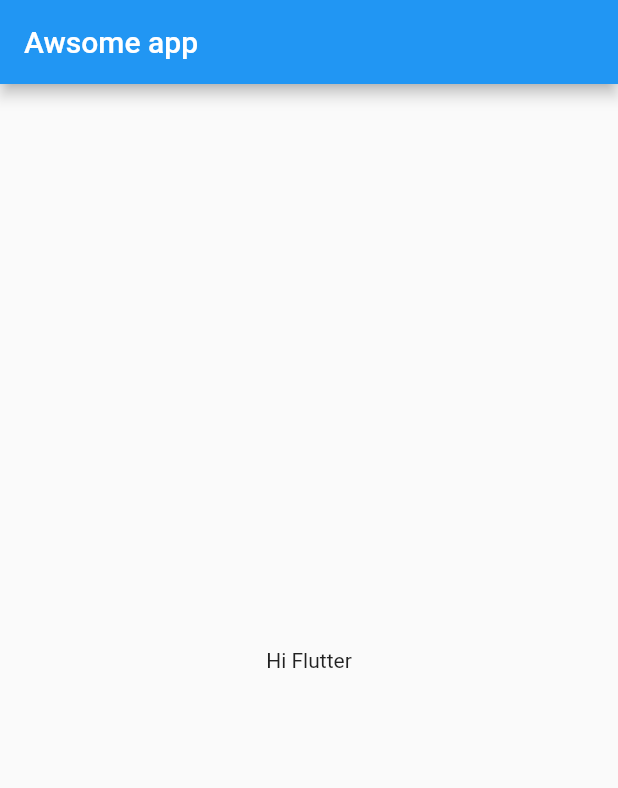
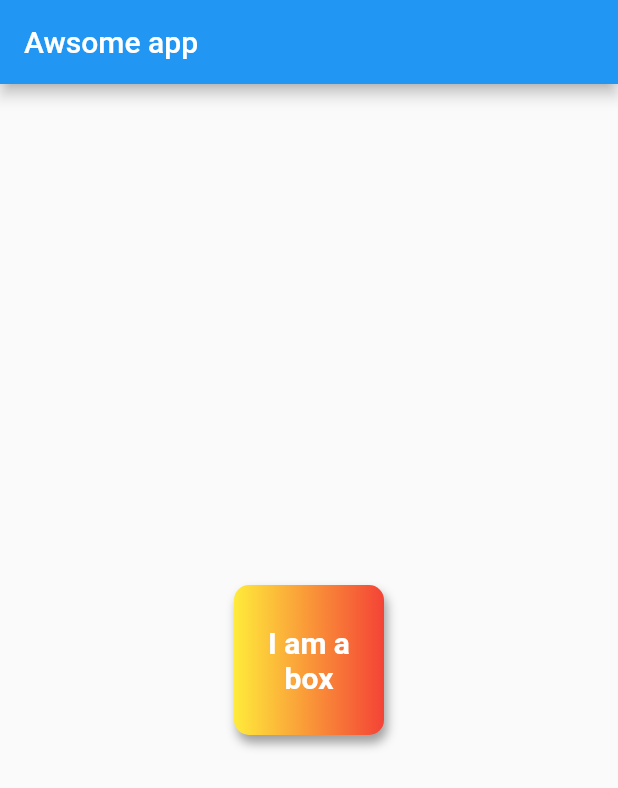
Before and after one commit to jaythanki18/awsome_app, a Flutter app: the screen it shows after launch, on a phone screen of 412 x 824 dp. Shown: the top 788 px of the screen. Run offline on Flutter 3.47's test engine with Material 2 defaults, Android fonts, the phone set to English and light mode, and no system bars.

Commit message:
ch2 completed

```diff
--- a/lib/main.dart
+++ b/lib/main.dart
@@ -1,10 +1,7 @@
 import 'package:flutter/material.dart';
 
-void main(){
-  runApp(MaterialApp(
-    title: "Awsome app",
-    home: HomePage()
-  ));
+void main() {
+  runApp(MaterialApp(title: "Awsome app", home: HomePage()));
 }
 
 class HomePage extends StatelessWidget {
@@ -16,8 +13,29 @@ class HomePage extends StatelessWidget {
       appBar: AppBar(
         title: Text("Awsome app"),
       ),
-      body: Container(
-        child: Center(child: Text("Hi Flutter")),
+      body: Center(
+        child: Container(
+          padding: EdgeInsets.all(8),
+          alignment: Alignment.center,
+          width: 100,
+          height: 100,
+          decoration: BoxDecoration(
+              borderRadius: BorderRadius.circular(10),
+              boxShadow: [
+                BoxShadow(
+                    color: Colors.grey, blurRadius: 5, offset: Offset(2.0, 5.0))
+              ],
+              color: Colors.teal,
+              gradient: LinearGradient(colors: [Colors.yellow, Colors.red])),
+          child: Text(
+            "I am a box",
+            textAlign: TextAlign.center,
+            style: TextStyle(
+                color: Colors.white,
+                fontWeight: FontWeight.bold,
+                fontSize: 20),
+          ),
+        ),
       ),
     );
   }
```
